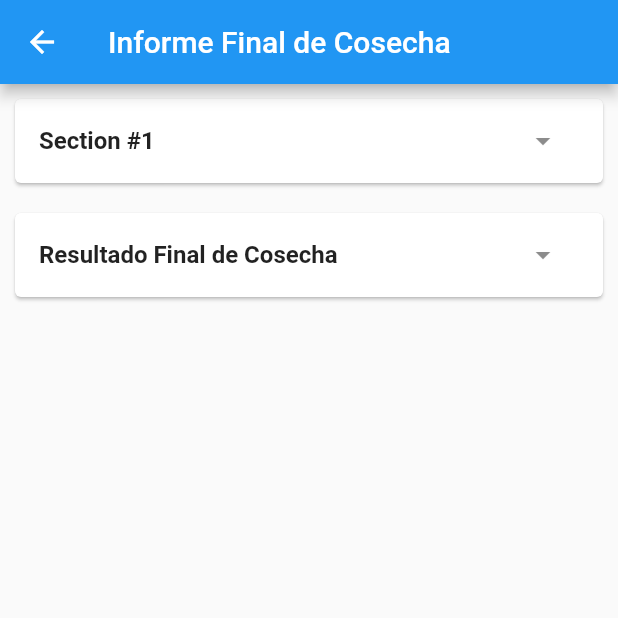
After one commit to JuanCamilo7314/AgroXpert-App-Frontend-Mantenimiento, a Flutter app: the HarvestScreen screen opened by its route, after a tap on "Ver Informe Final", on a phone screen of 412 x 824 dp, the top half of it. The commit adds this screen. Run offline on Flutter 3.47's test engine with Material 2 defaults, Android fonts, the phone set to English and light mode, and no system bars.

Commit message:
Add accordeons to final producction report

```diff
--- a/lib/models/farm_lot_model.dart
+++ b/lib/models/farm_lot_model.dart
@@ -1,4 +1,3 @@
-import 'dart:convert';
 import 'dart:core';
 import 'package:json_annotation/json_annotation.dart';
 
--- a/lib/routes/routes.dart
+++ b/lib/routes/routes.dart
@@ -2,9 +2,13 @@ import 'package:agroxpert/screens/lots.dart';
 import 'package:flutter/material.dart';
 
 import '../main.dart';
+import '../screens/final_report.dart';
+import '../screens/harvests.dart';
 
 final Map<String, WidgetBuilder> routes = {
   '/home': (BuildContext context) =>
       const MyHomePage(title: 'AgroXpert Demo Page'),
   '/lots': (BuildContext context) => const LotsScreen(),
+  '/harvests': (BuildContext context) => const HarvestScreen(),
+  '/final_report': (BuildContext context) => const FinalReportScreen(),
 };
--- /dev/null
+++ b/lib/screens/final_report.dart
@@ -0,0 +1,34 @@
+import 'package:flutter/material.dart';
+import '../widgets/accordion_estimates.dart';
+import '../widgets/accordion_final_production.dart';
+
+
+class FinalReportScreen extends StatefulWidget {
+  const FinalReportScreen({super.key});
+
+  @override
+  State<FinalReportScreen> createState() => _FinalReportScreen();
+}
+
+class _FinalReportScreen extends State<FinalReportScreen> {
+  @override
+  Widget build(BuildContext context) {
+    return Scaffold(
+        appBar: AppBar(
+          title: const Text('Informe Final de Cosecha'),
+        ),
+        body: Column(children: const [
+          AccordionEstimates(
+            title: 'Section #1',
+            content:
+                'Lorem ipsum dolor sit amet, consectetur adipiscing elit. Nam bibendum ornare vulputate. Curabitur faucibus condimentum purus quis tristique.',
+          ),
+          AccordionFinalProduction(
+            title: 'Resultado Final de Cosecha',
+            content:
+                'Lorem ipsum dolor sit amet, consectetur adipiscing elit. Nam bibendum ornare vulputate. Curabitur faucibus condimentum purus quis tristique.',
+          ),
+
+        ]));
+  }
+}
--- /dev/null
+++ b/lib/screens/harvests.dart
@@ -0,0 +1,25 @@
+import 'package:flutter/material.dart';
+
+class HarvestScreen extends StatefulWidget {
+  const HarvestScreen({super.key});
+
+  @override
+  State<HarvestScreen> createState() => _HarvestScreentate();
+}
+
+class _HarvestScreentate extends State<HarvestScreen> {
+  @override
+  Widget build(BuildContext context) {
+    return Scaffold(
+        appBar: AppBar(
+          title: const Text('Cosechas'),
+        ),
+        body: Container(
+          alignment:  Alignment.center,
+          child: ElevatedButton(
+            child: const Text("Ver Informe Final"),
+            onPressed: () => {Navigator.of(context).pushNamed('/final_report')},
+          ),
+        ));
+  }
+}
--- a/lib/screens/lots.dart
+++ b/lib/screens/lots.dart
@@ -85,10 +85,10 @@ class _LotsScreenState extends State<LotsScreen> {
             const SizedBox(height: 8),
             Text("Número de árboles: ${lot.numberTrees}"),
             ElevatedButton(
-              child: const Text("Ver estimado"),
+              child: const Text("Ver Cosechas"),
               onPressed: () => {
                 Navigator.of(context)
-                    .pushNamed('/estimation', arguments: lot.id)
+                    .pushNamed('/harvests', arguments: lot.id)
               },
             ),
           ],
--- /dev/null
+++ b/lib/widgets/accordion_estimates.dart
@@ -0,0 +1,48 @@
+import 'package:flutter/material.dart';
+
+class AccordionEstimates extends StatefulWidget {
+  final String title;
+  final String content;
+
+  const AccordionEstimates({Key? key, required this.title, required this.content})
+      : super(key: key);
+  @override
+  State<AccordionEstimates> createState() => _AccordionEstimates();
+}
+
+class _AccordionEstimates extends State<AccordionEstimates> {
+  // Show or hide the content
+  bool _showContent = false;
+
+  @override
+  Widget build(BuildContext context) {
+    return Card(
+      margin: const EdgeInsets.all(10),
+      child: Column(children: [
+        // The title
+        ListTile(
+          title: Text(
+            widget.title,
+            style: const TextStyle(fontWeight: FontWeight.bold),
+          ),
+          trailing: IconButton(
+            icon: Icon(
+                _showContent ? Icons.arrow_drop_up : Icons.arrow_drop_down),
+            onPressed: () {
+              setState(() {
+                _showContent = !_showContent;
+              });
+            },
+          ),
+        ),
+        _showContent
+            ? Container(
+                padding:
+                    const EdgeInsets.symmetric(vertical: 15, horizontal: 15),
+                child: Text(widget.content),
+              )
+            : Container()
+      ]),
+    );
+  }
+}
--- /dev/null
+++ b/lib/widgets/accordion_final_production.dart
@@ -0,0 +1,46 @@
+import 'package:flutter/material.dart';
+
+class AccordionFinalProduction extends StatefulWidget {
+  final String title;
+  final String content;
+
+  const AccordionFinalProduction({Key? key, required this.title, required this.content})
+      : super(key: key);
+  @override
+  State<AccordionFinalProduction> createState() => _AccordionFinalProduction();
+}
+
+class _AccordionFinalProduction extends State<AccordionFinalProduction> {
+  bool _showContent = false;
+
+  @override
+  Widget build(BuildContext context) {
+    return Card(
+      margin: const EdgeInsets.all(10),
+      child: Column(children: [
+        ListTile(
+          title: Text(
+            widget.title,
+            style: const TextStyle(fontWeight: FontWeight.bold),
+          ),
+          trailing: IconButton(
+            icon: Icon(
+                _showContent ? Icons.arrow_drop_up : Icons.arrow_drop_down),
+            onPressed: () {
+              setState(() {
+                _showContent = !_showContent;
+              });
+            },
+          ),
+        ),
+        _showContent
+            ? Container(
+                padding:
+                    const EdgeInsets.symmetric(vertical: 15, horizontal: 15),
+                child: Text(widget.content),
+              )
+            : Container()
+      ]),
+    );
+  }
+}
```
